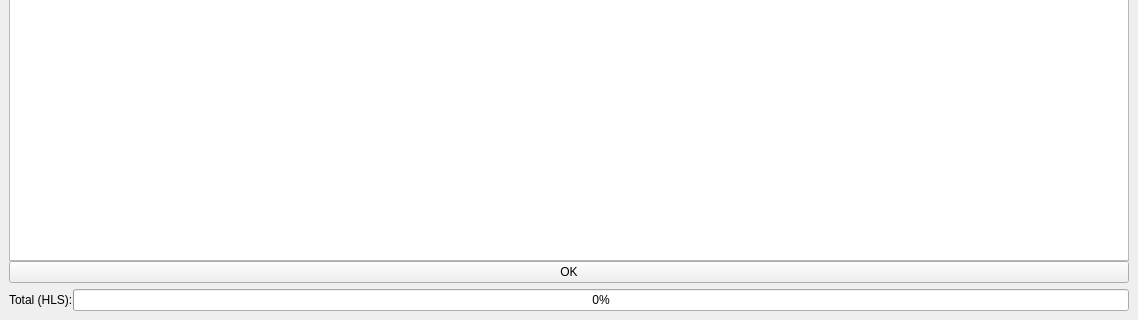
Above: src/frontend/UI/form_main_window.ui from EchterAlsFake/Porn_Fetch before the change; both pictures show x 0 to 1138 and y 320 to 640 of the 1138 by 640 pixel window. Below: the same form after it.
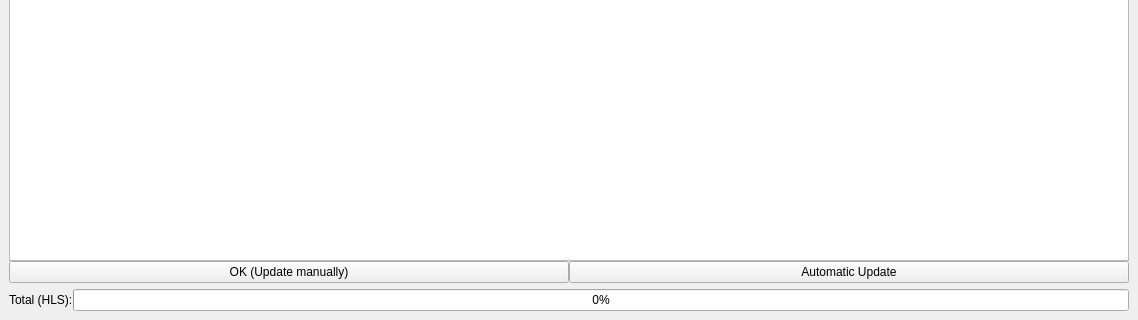
That is the form after the change. The open tabs and pages were chosen to show the change.

Patch:
```diff
--- a/src/frontend/UI/form_main_window.ui
+++ b/src/frontend/UI/form_main_window.ui
@@ -4190,14 +4190,25 @@
            </widget>
           </item>
           <item row="1" column="0">
-           <widget class="QPushButton" name="update_available_button_acknowledged">
-            <property name="accessibleName">
-             <string>button acknowledge that a new version is out</string>
-            </property>
-            <property name="text">
-             <string>OK</string>
-            </property>
-           </widget>
+           <layout class="QHBoxLayout" name="update_available_hlayout_buttons">
+            <item>
+             <widget class="QPushButton" name="update_available_button_acknowledged">
+              <property name="accessibleName">
+               <string>button acknowledge that a new version is out</string>
+              </property>
+              <property name="text">
+               <string>OK (Update manually)</string>
+              </property>
+             </widget>
+            </item>
+            <item>
+             <widget class="QPushButton" name="update_available_button_automatic_update">
+              <property name="text">
+               <string>Automatic Update</string>
+              </property>
+             </widget>
+            </item>
+           </layout>
           </item>
          </layout>
         </item>
```
Left out of the diff: 87 changed lines with no effect on the pictures.
